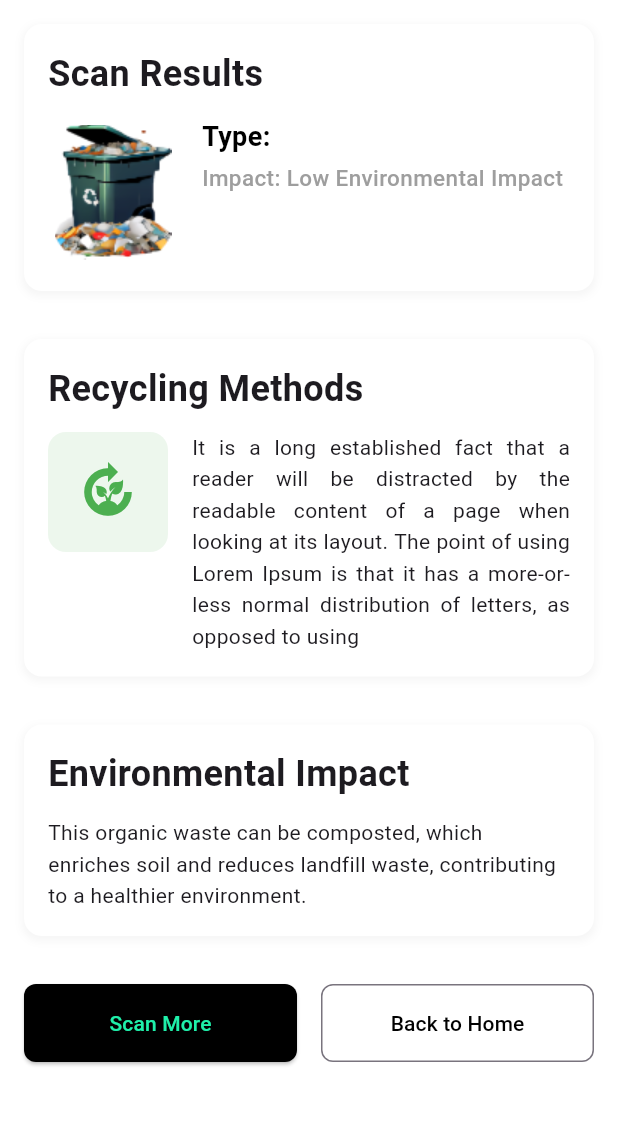
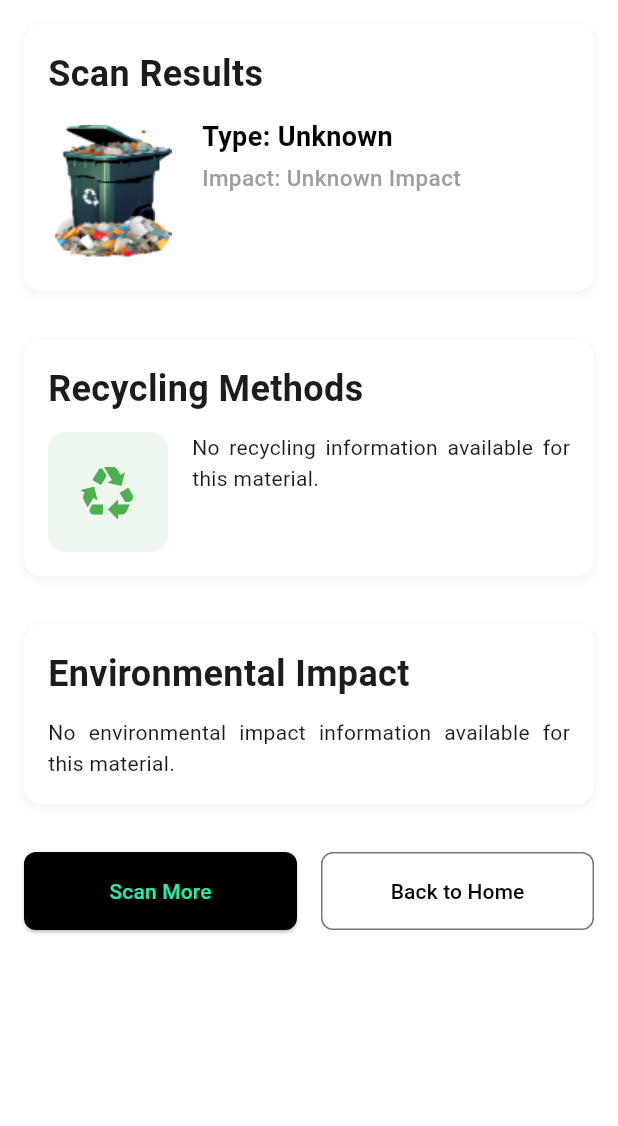
Before and after one commit to nioke-dev/quiz-2-pcvk, a Flutter app: the ResultPage screen opened directly with empty values, on a phone screen of 412 x 824 dp, the part 84-1210 px from its top. Run offline on Flutter 3.47's test engine with Material 3 defaults, Android fonts, the light colour scheme and no system bars; our stand-ins replace camera, image_picker.

```diff
--- a/lib/page/camera_page.dart
+++ b/lib/page/camera_page.dart
@@ -290,7 +290,7 @@ class PreviewPage extends StatelessWidget {
   Future<void> _sendImageToAPI(String imagePath, BuildContext context) async {
     try {
       final uri = Uri.parse(
-          'https://6f51-180-248-45-65.ngrok-free.app/predict'); // Replace with actual API URL
+          'https://69be-114-6-25-184.ngrok-free.app/predict/'); // Replace with actual API URL
 
       // Use MediaType.parse() for content type
       final request = http.MultipartRequest('POST', uri)
--- a/lib/page/result_page.dart
+++ b/lib/page/result_page.dart
@@ -130,7 +130,7 @@ class ResultPage extends StatelessWidget {
                       crossAxisAlignment: CrossAxisAlignment.start,
                       children: [
                         Text(
-                          'Type: ${result['type']}',
+                          'Type: ${getTranslatedType(result['predicted_class'])}',
                           style: const TextStyle(
                             fontSize: 18,
                             fontWeight: FontWeight.bold,
@@ -139,7 +139,7 @@ class ResultPage extends StatelessWidget {
                         ),
                         SizedBox(height: 4),
                         Text(
-                          'Impact: Low Environmental Impact',
+                          'Impact: ${getImpact(result['predicted_class'])}',
                           style: TextStyle(
                             fontSize: 15,
                             fontWeight: FontWeight
@@ -182,13 +182,13 @@ class ResultPage extends StatelessWidget {
             //   ),
             // ),
 
-            const ResultCard(
+            ResultCard(
               title: 'Recycling Methods',
               content: Row(
                 crossAxisAlignment: CrossAxisAlignment.start,
                 children: [
                   RecyclingMethodItem(
-                    icon: Icons.compost,
+                    icon: Icons.recycling,
                     color: Colors.green,
                   ),
                   SizedBox(width: 16),
@@ -196,17 +196,14 @@ class ResultPage extends StatelessWidget {
                     child: Column(
                       crossAxisAlignment: CrossAxisAlignment.start,
                       children: [
-                        SizedBox(
-                          width: 10,
-                        ),
+                        SizedBox(width: 10),
                         Text(
-                          'It is a long established fact that a reader will be distracted by the readable content of a page when looking at its layout. The point of using Lorem Ipsum is that it has a more-or-less normal distribution of letters, as opposed to using ',
+                          getRecyclingMethod(result['predicted_class']),
                           style: TextStyle(
                             fontSize: 14,
                             height: 1.5,
                           ),
-                          textAlign:
-                              TextAlign.justify, // Justify text alignment
+                          textAlign: TextAlign.justify,
                         ),
                       ],
                     ),
@@ -216,14 +213,15 @@ class ResultPage extends StatelessWidget {
             ),
 
             // Kartu Dampak Lingkungan
-            const ResultCard(
+            ResultCard(
               title: 'Environmental Impact',
               content: Text(
-                'This organic waste can be composted, which enriches soil and reduces landfill waste, contributing to a healthier environment.',
+                getEnvironmentalImpact(result['predicted_class']),
                 style: TextStyle(
                   fontSize: 14,
                   height: 1.5,
                 ),
+                textAlign: TextAlign.justify,
               ),
             ),
 
@@ -293,4 +291,85 @@ class ResultPage extends StatelessWidget {
       ),
     );
   }
+
+  String getTranslatedType(String predictedClass) {
+    switch (predictedClass) {
+      case 'Organic':
+        return 'Organic';
+      case 'botol plastik':
+        return 'Plastic Bottle';
+      case 'kaca':
+        return 'Glass';
+      case 'kardus':
+        return 'Cardboard';
+      case 'kertas':
+        return 'Paper';
+      case 'metal':
+        return 'Metal';
+      case 'plastic':
+        return 'Plastic';
+      default:
+        return 'Unknown';
+    }
+  }
+
+  String getImpact(String predictedClass) {
+    switch (predictedClass.toLowerCase()) {
+      case 'organic':
+        return 'Low Environmental Impact';
+      case 'botol plastik':
+      case 'plastic':
+        return 'High Environmental Impact';
+      case 'kaca':
+      case 'kardus':
+      case 'kertas':
+        return 'Mid Environmental Impact';
+      case 'metal':
+        return 'Low Environmental Impact';
+      default:
+        return 'Unknown Impact';
+    }
+  }
+
+  String getRecyclingMethod(String predictedClass) {
+    switch (predictedClass.toLowerCase()) {
+      case 'organic':
+        return 'Organic waste, such as food scraps and paper, can be composted through microbial decomposition. This process transforms organic matter into nutrient-rich compost, which can be used as a natural fertilizer for agriculture or gardening.';
+      case 'botol plastik':
+        return 'Plastic bottles, typically made of PET, are collected, cleaned, shredded, and melted to produce plastic pellets. These pellets can be reused to manufacture new bottles, textiles, or other plastic products, reducing the need for virgin plastic production.';
+      case 'kaca':
+        return 'Glass is sorted by color, cleaned, and melted down to be remolded into new glass products or used in construction. This process helps conserve raw materials and reduces energy consumption compared to producing new glass.';
+      case 'kardus':
+        return 'Cardboard is shredded, mixed with water to create pulp, and processed into new cardboard or paper products. This recycling method reduces waste and conserves resources like wood and water.';
+      case 'kertas':
+        return 'Recycling paper involves breaking it down into pulp, removing ink, and forming it into new paper sheets. The recycled paper can be used for printing, packaging, or making tissue products, reducing deforestation and water usage.';
+      case 'metal':
+        return 'Metals like aluminum and steel are collected, melted, and reshaped into new products. Since metals can be recycled indefinitely without losing quality, this process saves energy and reduces the need for mining new ores.';
+      case 'plastic':
+        return 'Other types of plastic (HDPE, LDPE, PP) are sorted by resin type, cleaned, shredded, and melted into reusable material. The recycled plastic is then used to create new products such as containers, toys, or construction materials, though not all plastic types can be efficiently recycled.';
+      default:
+        return 'No recycling information available for this material.';
+    }
+  }
+
+  String getEnvironmentalImpact(String predictedClass) {
+    switch (predictedClass.toLowerCase()) {
+      case 'organic':
+        return 'Organic waste can be composted, enriching the soil, reducing landfill waste, and decreasing greenhouse gas emissions, contributing to a healthier environment.';
+      case 'botol plastik':
+        return 'Plastic bottles have a high environmental impact due to their long decomposition time and contribution to ocean pollution. Recycling them reduces waste and conserves resources but requires significant energy.';
+      case 'kaca':
+        return 'Glass has a moderate environmental impact. Recycling it reduces the need for raw materials and energy, as it can be reused indefinitely without loss of quality.';
+      case 'kardus':
+        return 'Cardboard recycling reduces deforestation and waste. It conserves resources like wood and water, minimizing environmental degradation and energy usage in paper production.';
+      case 'kertas':
+        return 'Paper recycling lowers deforestation and water usage while reducing waste in landfills. However, the process consumes energy and water, making it a moderate-impact material.';
+      case 'metal':
+        return 'Metals like aluminum and steel have a low environmental impact when recycled. Recycling saves energy, reduces the need for mining, and prevents resource depletion, as metals can be recycled indefinitely.';
+      case 'plastic':
+        return 'Other types of plastic have a high environmental impact due to limited recycling capabilities and potential harm to ecosystems. Recycling reduces landfill waste but is often energy-intensive.';
+      default:
+        return 'No environmental impact information available for this material.';
+    }
+  }
 }
--- a/pubspec.yaml
+++ b/pubspec.yaml
@@ -33,13 +33,12 @@ dependencies:
 
   camera: ^0.10.5+9
   image_picker: ^1.1.2
-  dependencies:
   http: ^1.2.2
   mime: ^2.0.0
+  cupertino_icons: ^1.0.8
 
   # The following adds the Cupertino Icons font to your application.
   # Use with the CupertinoIcons class for iOS style icons.
-  cupertino_icons: ^1.0.8
 
 dev_dependencies:
   flutter_test:
```
Also changed, not shown: pubspec.lock, 1 other file.
